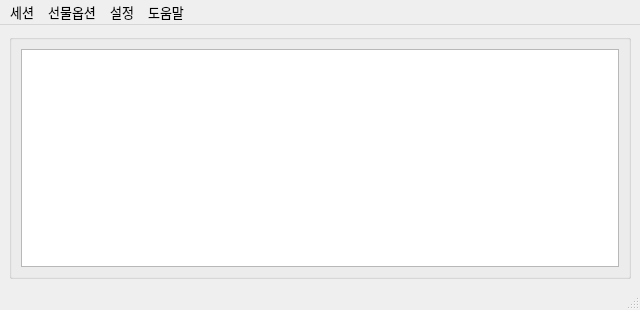
The window that UI/skybot_cm.ui (skygoldfish/SkyBot) describes before a commit, drawn with Qt 5.
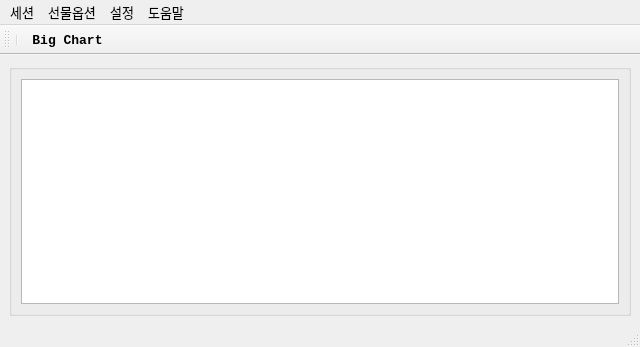
The same window after the commit. Icons and pictures are not drawn.

What changed in the file:
```diff
--- a/UI/skybot_cm.ui
+++ b/UI/skybot_cm.ui
@@ -7,7 +7,7 @@
     <x>0</x>
     <y>0</y>
     <width>640</width>
-    <height>310</height>
+    <height>347</height>
    </rect>
   </property>
   <property name="font">
@@ -88,6 +88,19 @@
    <addaction name="menu_3"/>
   </widget>
   <widget class="QStatusBar" name="statusbar"/>
+  <widget class="QToolBar" name="toolBar">
+   <property name="windowTitle">
+    <string>toolBar</string>
+   </property>
+   <attribute name="toolBarArea">
+    <enum>TopToolBarArea</enum>
+   </attribute>
+   <attribute name="toolBarBreak">
+    <bool>false</bool>
+   </attribute>
+   <addaction name="separator"/>
+   <addaction name="action_ToolBar_BigChart"/>
+  </widget>
   <action name="actionLogin">
    <property name="icon">
     <iconset>
@@ -169,6 +182,28 @@
     <string>Big Chart</string>
    </property>
   </action>
+  <action name="action_ToolBar_BigChart">
+   <property name="checkable">
+    <bool>false</bool>
+   </property>
+   <property name="icon">
+    <iconset>
+     <normaloff>PNG/bigchart.png</normaloff>PNG/bigchart.png</iconset>
+   </property>
+   <property name="text">
+    <string>Big Chart</string>
+   </property>
+   <property name="toolTip">
+    <string>Big Chart</string>
+   </property>
+   <property name="font">
+    <font>
+     <family>Consolas</family>
+     <weight>75</weight>
+     <bold>true</bold>
+    </font>
+   </property>
+  </action>
  </widget>
  <resources/>
  <connections>
```
Left out of the diff: 16 changed lines with no effect on the pictures.
